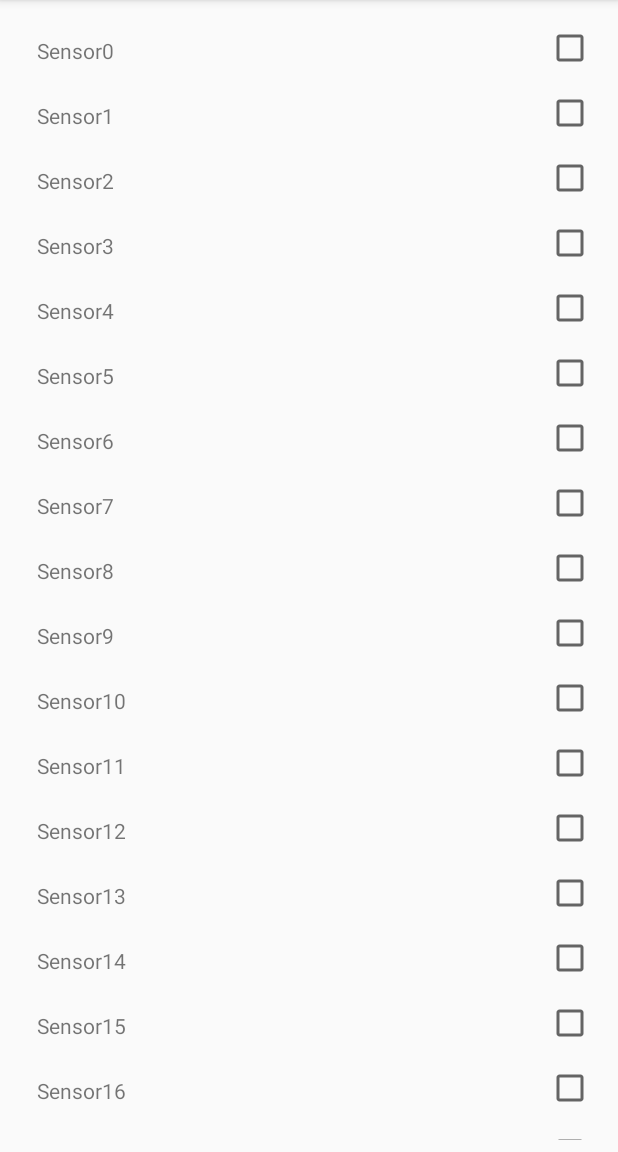
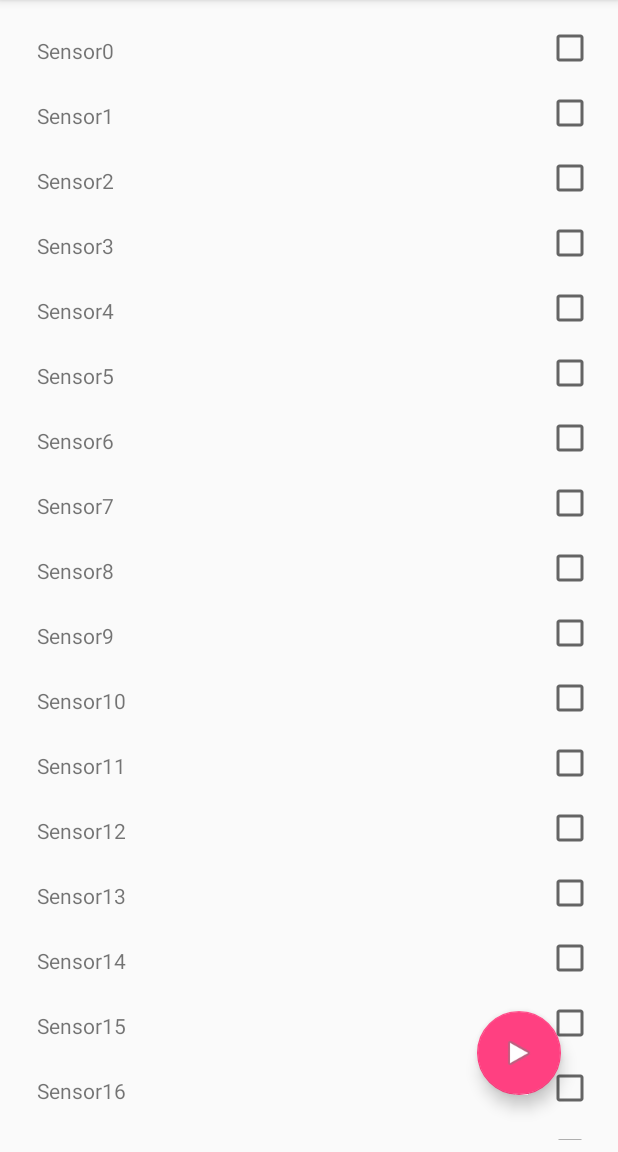
Before and after one commit to strdr4605/AndroidSensors, an Android app: the screen it shows after launch (MainActivity), on a phone screen of 412 x 824 dp, the part 84-1236 px from its top. Run offline under Robolectric (Android 15) with nearby library versions, the phone set to English and light mode, and no system bars.

Commit message:
Add Floating Action Button for Streaming control

```diff
--- a/mobile/build.gradle
+++ b/mobile/build.gradle
@@ -32,5 +32,6 @@ dependencies {
     androidTestImplementation 'com.android.support.test.espresso:espresso-core:3.0.1'
     wearApp project(':wear')
     implementation 'com.android.support:recyclerview-v7:26.1.0'
+    implementation 'com.android.support:design:26.1.0'
     implementation 'com.google.android.gms:play-services-wearable:11.6.0'
 }
--- a/mobile/src/main/java/com/example/strainu/androidsensors/MainActivity.kt
+++ b/mobile/src/main/java/com/example/strainu/androidsensors/MainActivity.kt
@@ -2,6 +2,7 @@ package com.example.strainu.androidsensors
 
 import android.support.v7.app.AppCompatActivity
 import android.os.Bundle
+import android.support.design.widget.Snackbar
 import android.support.v7.widget.LinearLayoutManager
 import kotlinx.android.synthetic.main.activity_main.*
 
@@ -11,10 +12,31 @@ class MainActivity : AppCompatActivity() {
         super.onCreate(savedInstanceState)
         setContentView(R.layout.activity_main)
 
+        fabClicker()
+
         recycler_list.layoutManager = LinearLayoutManager(this)
         recycler_list.setHasFixedSize(true)
 
         val myDataset= Array(20, {x -> "Sensor$x"})
         recycler_list.adapter = SensorsAdapter(myDataset)
     }
+
+    fun fabClicker(): Unit {
+        var toggleFab = true
+
+        fab.setOnClickListener { view ->
+            var message = ""
+            if (toggleFab) {
+                toggleFab = !toggleFab
+                fab.setImageDrawable(getDrawable(android.R.drawable.ic_media_pause))
+                message = "Streaming started"
+            } else {
+                toggleFab = !toggleFab
+                fab.setImageDrawable(getDrawable(android.R.drawable.ic_media_play))
+                message = "Streaming in paused"
+            }
+            Snackbar.make(view, message, Snackbar.LENGTH_LONG)
+                    .setAction("Action", null).show()
+        }
+    }
 }
--- a/mobile/src/main/res/layout/activity_main.xml
+++ b/mobile/src/main/res/layout/activity_main.xml
@@ -20,4 +20,15 @@
         app:layout_constraintStart_toStartOf="parent"
         app:layout_constraintTop_toTopOf="parent" />
 
+    <android.support.design.widget.FloatingActionButton
+        android:id="@+id/fab"
+        android:layout_width="wrap_content"
+        android:layout_height="wrap_content"
+        android:layout_gravity="end|bottom"
+        android:layout_marginBottom="30dp"
+        android:layout_marginEnd="30dp"
+        app:layout_constraintBottom_toBottomOf="@+id/recycler_list"
+        app:layout_constraintEnd_toEndOf="@+id/recycler_list"
+        app:srcCompat="@android:drawable/ic_media_play" />
+
 </android.support.constraint.ConstraintLayout>
```
